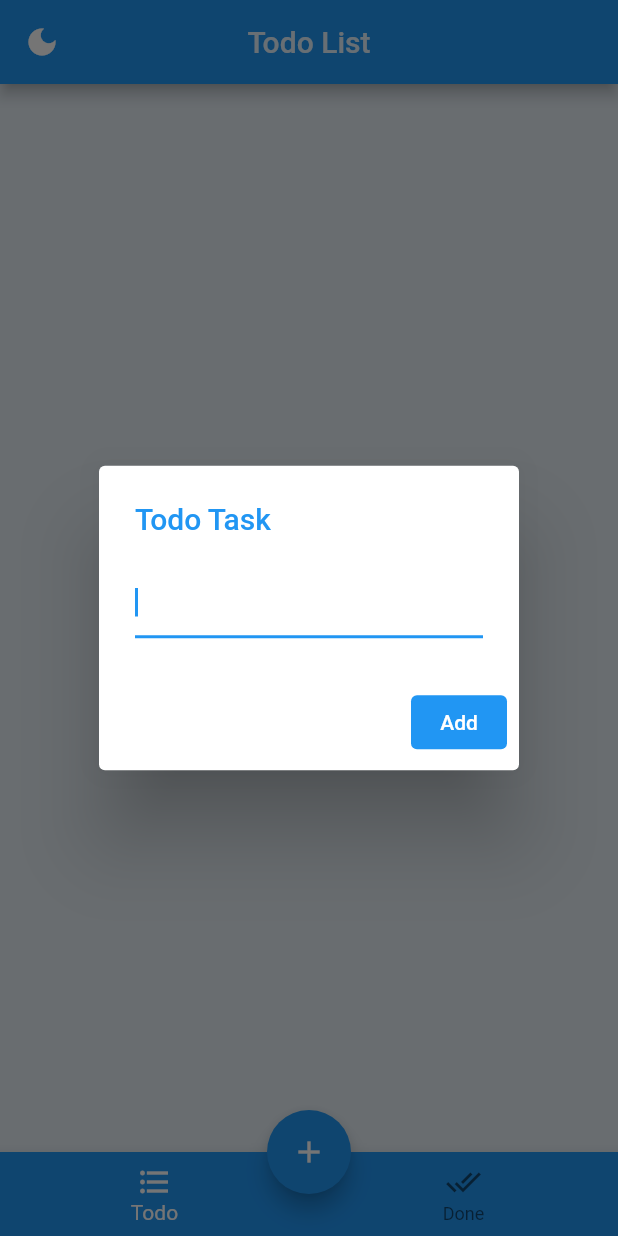
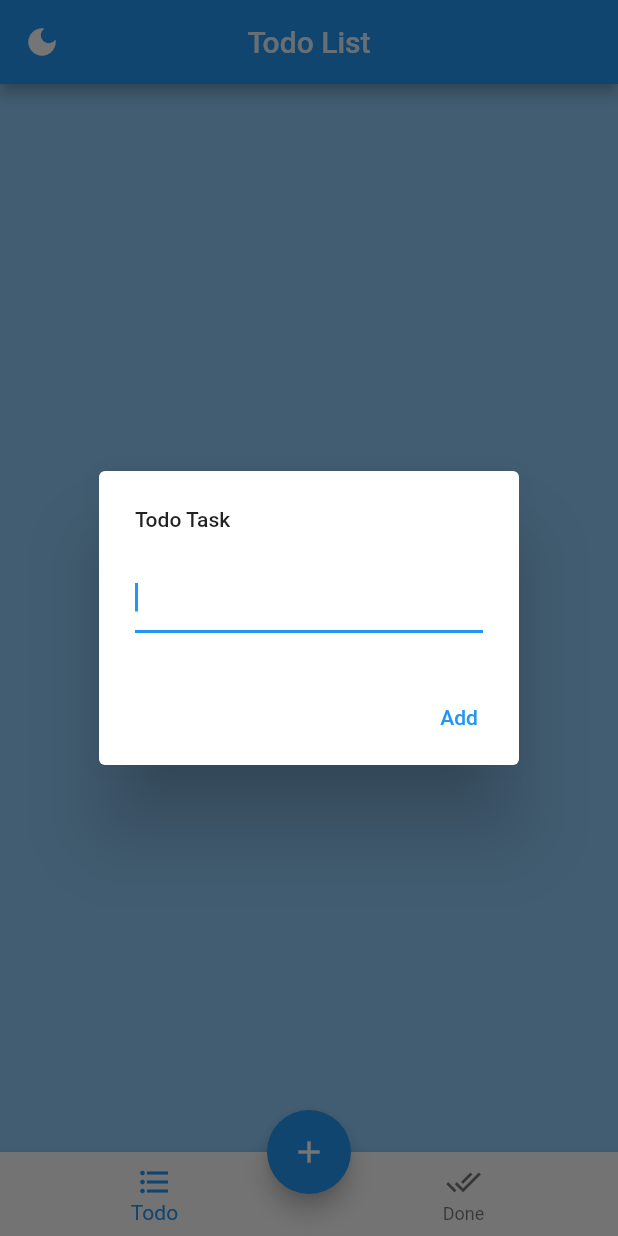
Before and after one commit to Mman7/todolist_flutter, a Flutter app: the screen it shows after launch, after a tap on the "add" icon, on a phone screen of 412 x 824 dp. Run offline on Flutter 3.47's test engine with Material 2 defaults, Android fonts, the phone set to English and light mode, and no system bars; our stand-ins replace shared_preferences, tinycolor.

Commit message:
abstract theme

```diff
--- a/lib/main.dart
+++ b/lib/main.dart
@@ -1,13 +1,12 @@
 import 'package:flutter/material.dart';
-import 'package:hexcolor/hexcolor.dart';
 import 'package:shared_preferences/shared_preferences.dart';
+import 'abstract/theme/theme.dart';
 import 'abstract/widget/custom_pop_up_inside_layout.dart';
 import 'abstract/widget/custom_button.dart';
 import 'abstract/widget/todo_item.dart';
 import 'abstract/todo_controller.dart';
 import 'package:provider/provider.dart';
 import 'abstract/providers/theme_provider.dart';
-import 'package:tinycolor/tinycolor.dart';
 
 void main() {
   runApp(MultiProvider(
@@ -24,56 +23,8 @@ class MyApp extends StatelessWidget {
       home: const TodoList(),
       title: 'Simple Todo',
       themeMode: context.watch<ThemeProvider>().themeMode,
-      darkTheme: ThemeData(
-          floatingActionButtonTheme: FloatingActionButtonThemeData(
-              foregroundColor: Theme.of(context).secondaryHeaderColor,
-              backgroundColor: Theme.of(context).primaryColor),
-          dialogTheme: DialogTheme(
-              contentTextStyle: const TextStyle(color: Colors.white),
-              backgroundColor: const Color.fromARGB(255, 39, 39, 39),
-              titleTextStyle:
-                  TextStyle(color: Theme.of(context).colorScheme.secondary)),
-          popupMenuTheme: PopupMenuThemeData(
-            color: Colors.black.withAlpha(1000),
-          ),
-          appBarTheme: AppBarTheme(
-              backgroundColor: Theme.of(context).primaryColor.darken(45)),
-          textTheme: const TextTheme(
-            bodyText1: TextStyle(color: Colors.white, fontSize: 20),
-          ),
-          primaryColor: Colors.blue,
-          bottomNavigationBarTheme: BottomNavigationBarThemeData(
-              backgroundColor: Theme.of(context).primaryColor.darken(45),
-              selectedItemColor: Colors.blue,
-              unselectedItemColor: Colors.grey.withOpacity(0.5)),
-          backgroundColor: Colors.white.withOpacity(0.15)),
-      theme: ThemeData(
-          textButtonTheme: TextButtonThemeData(
-              style: ButtonStyle(
-                  foregroundColor: MaterialStateProperty.all(
-                      Theme.of(context).bottomAppBarColor),
-                  backgroundColor: MaterialStateProperty.all(
-                      Theme.of(context).primaryColor))),
-          primaryColor: Colors.blue,
-          backgroundColor: HexColor('#E5EEF5'),
-          canvasColor: HexColor('#ffffff').withOpacity(0.35),
-          dialogTheme: DialogTheme(
-              backgroundColor: Theme.of(context).bottomAppBarColor,
-              titleTextStyle: TextStyle(color: Theme.of(context).primaryColor)),
-          popupMenuTheme: PopupMenuThemeData(
-              color: Theme.of(context).bottomAppBarColor,
-              shape: const RoundedRectangleBorder(
-                  borderRadius: BorderRadius.all(Radius.circular(5)))),
-          appBarTheme: AppBarTheme(
-              foregroundColor: Colors.white,
-              backgroundColor: Theme.of(context).primaryColor),
-          bottomNavigationBarTheme: BottomNavigationBarThemeData(
-            backgroundColor: Colors.blue,
-            selectedItemColor: Colors.white,
-          ),
-          textTheme: const TextTheme(
-            bodyText1: TextStyle(color: Colors.white, fontSize: 20),
-          )),
+      darkTheme: dark_theme(context),
+      theme: lightTheme(context),
     );
   }
 }
@@ -255,7 +206,7 @@ class _TodoListState extends State<TodoList> {
           _inputText = value;
         });
         TodoController()
-            .addTask(todoList: _todoTask, value: _inputText)
+            .addTask(context: context, todoList: _todoTask, value: _inputText)
             .then((newTodoList) => setState(() => _todoTask = newTodoList));
         _textFieldController.text = '';
       },
```
